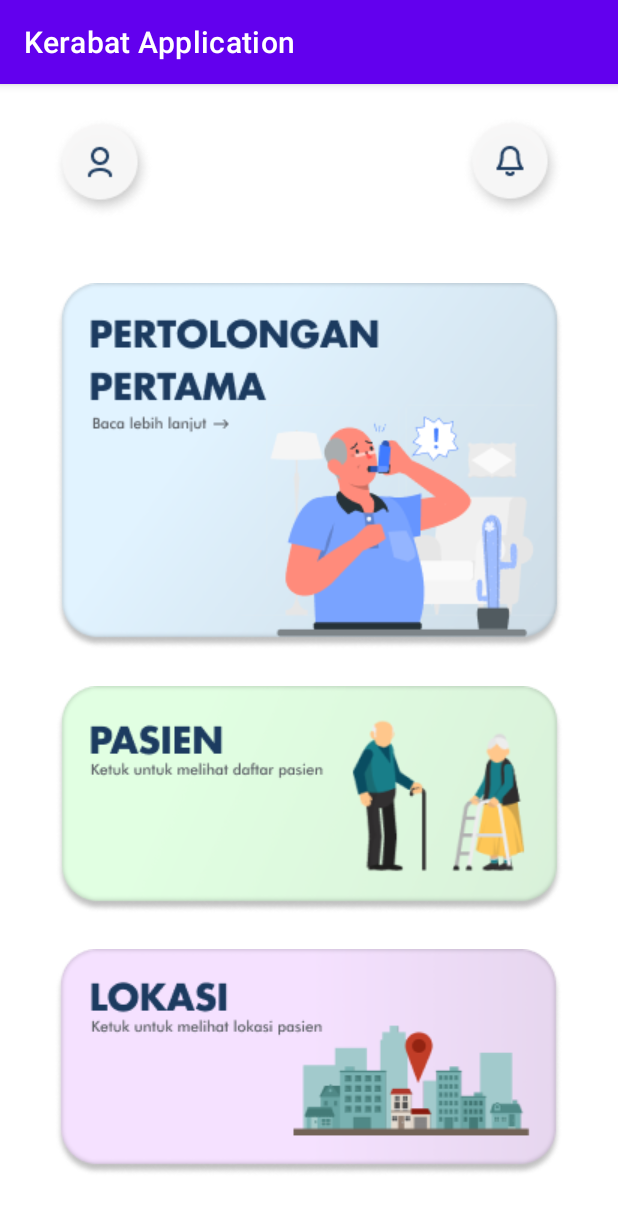
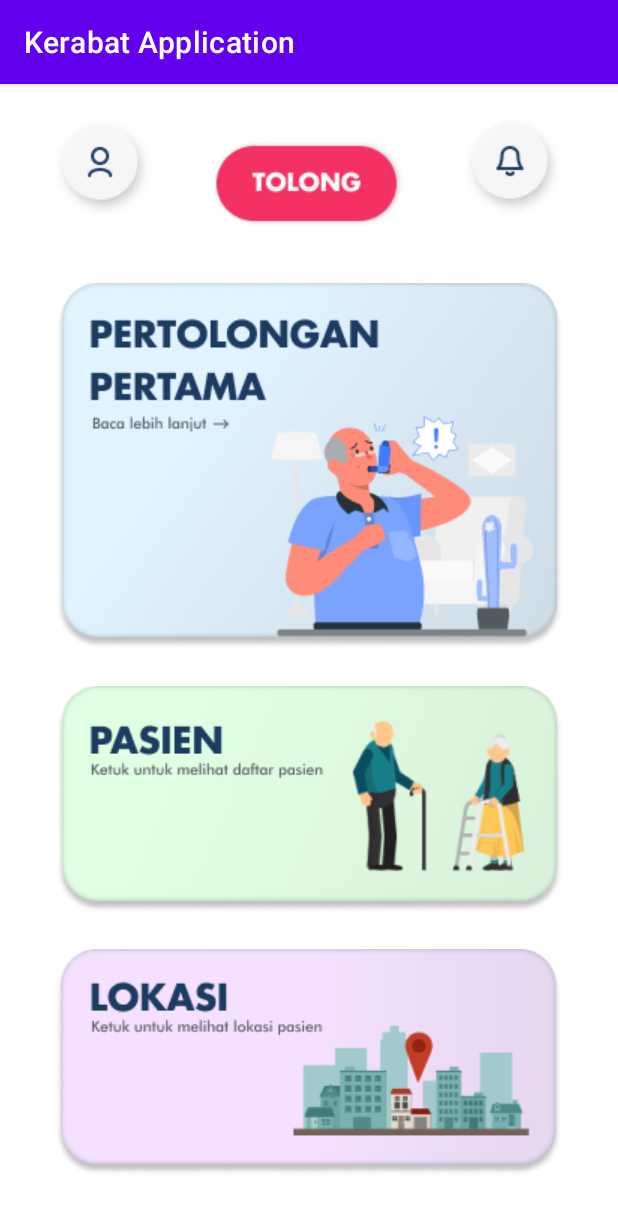
Before and after one commit to MRafliS71/Kelompok-3_Mobile-Application-New-, an Android app: the MainpageKerabatActivity screen opened directly, with no data from a screen before it, on a phone screen of 412 x 824 dp. Shown: the top 1211 px of the screen. Run offline under Robolectric (Android 15) with nearby library versions, the phone set to English and light mode, and no system bars.

```diff
--- a/KerabatApplication/app/src/main/java/com/kelompok3/fallhuge/MainpageKerabatActivity.java
+++ b/KerabatApplication/app/src/main/java/com/kelompok3/fallhuge/MainpageKerabatActivity.java
@@ -9,7 +9,7 @@ import androidx.appcompat.app.AppCompatActivity;
 
 public class MainpageKerabatActivity extends AppCompatActivity {
 
-    private ImageButton accountButton, notifButton, firstaidButton, patientButton, locationButton;
+    private ImageButton accountButton, notifButton, firstaidButton, patientButton, locationButton, helpelderButton;
 
     @Override
     protected void onCreate(Bundle savedInstanceState) {
@@ -21,6 +21,7 @@ public class MainpageKerabatActivity extends AppCompatActivity {
         firstaidButton = findViewById(R.id.firstaid_button);
         patientButton = findViewById(R.id.patient_button);
         locationButton = findViewById(R.id.location_button);
+        helpelderButton = findViewById(R.id.helpelder_button);
 
         accountButton.setOnClickListener(new View.OnClickListener() {
             @Override
@@ -57,5 +58,12 @@ public class MainpageKerabatActivity extends AppCompatActivity {
                 MainpageKerabatActivity.this.startActivity(myIntent);
             }
         });
+        helpelderButton.setOnClickListener(new View.OnClickListener() {
+            @Override
+            public void onClick(View view) {
+                Intent myIntent = new Intent(MainpageKerabatActivity.this, HelpElderActivity.class);
+                MainpageKerabatActivity.this.startActivity(myIntent);
+            }
+        });
     }
 }
--- a/KerabatApplication/app/src/main/res/layout/activity_mainpage_kerabat.xml
+++ b/KerabatApplication/app/src/main/res/layout/activity_mainpage_kerabat.xml
@@ -71,4 +71,15 @@
         app:layout_constraintHorizontal_bias="0.493"
         app:layout_constraintStart_toStartOf="parent" />
 
+    <ImageButton
+        android:id="@+id/helpelder_button"
+        android:layout_width="wrap_content"
+        android:layout_height="wrap_content"
+        android:background="#00FFFFFF"
+        app:layout_constraintBottom_toTopOf="@+id/firstaid_button"
+        app:layout_constraintEnd_toStartOf="@+id/notif_button"
+        app:layout_constraintStart_toEndOf="@+id/account_button"
+        app:layout_constraintTop_toTopOf="parent"
+        app:srcCompat="@drawable/help_button" />
+
 </androidx.constraintlayout.widget.ConstraintLayout>
```
Also changed, not shown: KerabatApplication/app/src/main/java/com/kelompok3/fallhuge/HelpElderActivity.java (+21 -0 lines).
